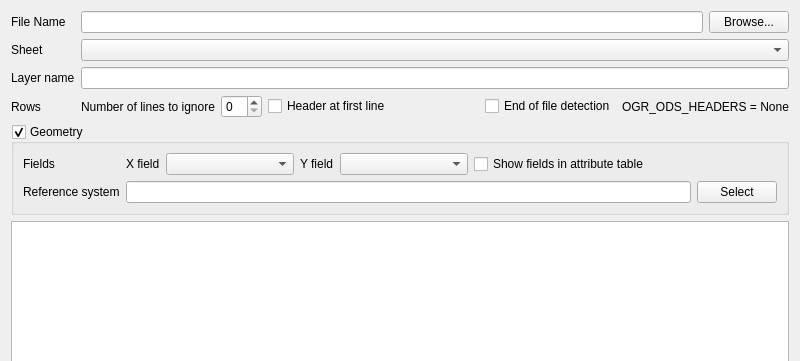
First picture: the form in ui/ui_SpreadsheetLayersDialog.ui, repository camptocamp/QGIS-SpreadSheetLayers, before the edit; both pictures show x 0 to 800 and y 0 to 361 of the 800 by 665 pixel window.
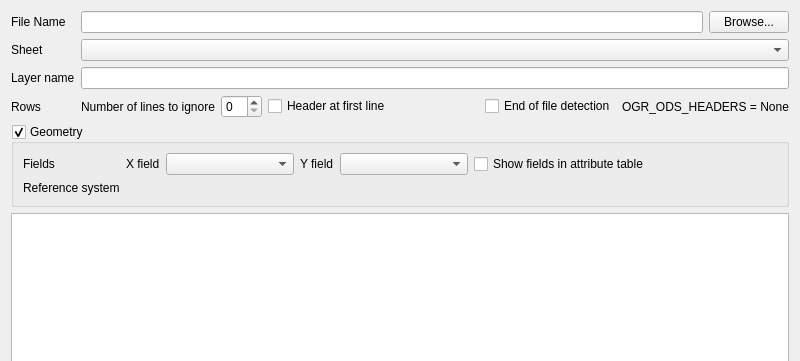
Second picture: the form after the edit. Custom widgets are drawn as their Qt base class.

What changed in the file:
```diff
--- a/ui/ui_SpreadsheetLayersDialog.ui
+++ b/ui/ui_SpreadsheetLayersDialog.ui
@@ -343,24 +343,7 @@
       <item row="1" column="1">
        <layout class="QHBoxLayout" name="crsLayout">
         <item>
-         <widget class="QLineEdit" name="crsEdit">
-          <property name="enabled">
-           <bool>true</bool>
-          </property>
-          <property name="inputMask">
-           <string/>
-          </property>
-          <property name="readOnly">
-           <bool>true</bool>
-          </property>
-         </widget>
-        </item>
-        <item>
-         <widget class="QPushButton" name="crsButton">
-          <property name="text">
-           <string>Select</string>
-          </property>
-         </widget>
+         <widget class="QgsProjectionSelectionWidget" name="crsWidget"/>
         </item>
        </layout>
       </item>
@@ -418,6 +401,13 @@
   <tabstop>helpButton</tabstop>
   <tabstop>buttonBox</tabstop>
  </tabstops>
+ <customwidgets>
+  <customwidget>
+   <class>QgsProjectionSelectionWidget</class>
+   <extends>QWidget</extends>
+   <header>qgis.gui</header>
+  </customwidget>
+ </customwidgets>
  <resources/>
  <connections>
   <connection>
```
Left out of the diff: 2 changed lines with no effect on the pictures.
